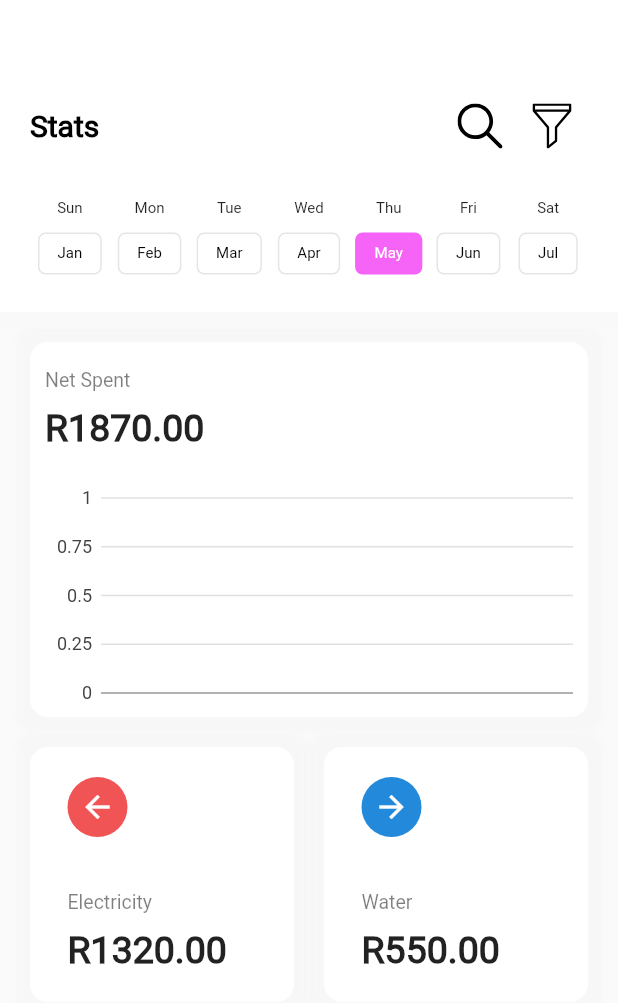
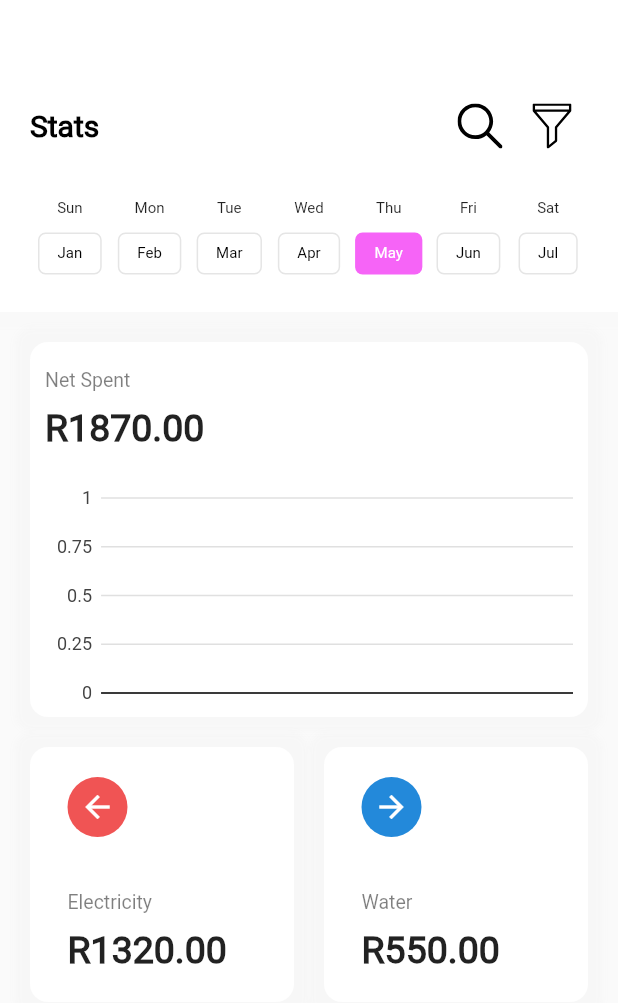
Before and after one commit to lerato1ofone/Easy-Utilities, a Flutter app: the StatsScreen screen opened directly with empty values, on a phone screen of 412 x 824 dp. Shown: the top 1003 px of the screen. Run offline on Flutter 3.47's test engine with Material 2 defaults, Android fonts, the phone set to English and light mode, and no system bars; our stand-ins replace charts_flutter, cloud_firestore, firebase_auth, firebase_storage, flutter_svg, font_awesome_flutter and 1 more; accounts and stored records are empty.

Commit message:
Bar chart x-axis text tyle spec

```diff
--- a/lib/widgets/chart.dart
+++ b/lib/widgets/chart.dart
@@ -20,6 +20,7 @@ class BarChart extends StatefulWidget {
 
 class BarChartState extends State<BarChart> {
   List<charts.Series> seriesList;
+
   List<charts.Series<BillData, String>> _createBillsData() {
     final eletricityBills = widget.billsData.bills
         .where((bill) => bill.type == BillType.electricity)
@@ -63,6 +64,19 @@ class BarChartState extends State<BarChart> {
         groupingType: charts.BarGroupingType.grouped,
         strokeWidthPx: 1.0,
       ),
+      domainAxis: new charts.OrdinalAxisSpec(
+        renderSpec: new charts.SmallTickRendererSpec(
+          minimumPaddingBetweenLabelsPx: 0,
+          // Tick and Label styling here.
+          labelStyle: new charts.TextStyleSpec(
+              fontSize: 10, // size in Pts.
+              color: charts.MaterialPalette.black),
+
+          // Change the line colors to match text color.
+          lineStyle:
+              new charts.LineStyleSpec(color: charts.MaterialPalette.black),
+        ),
+      ),
     );
   }
 
```
